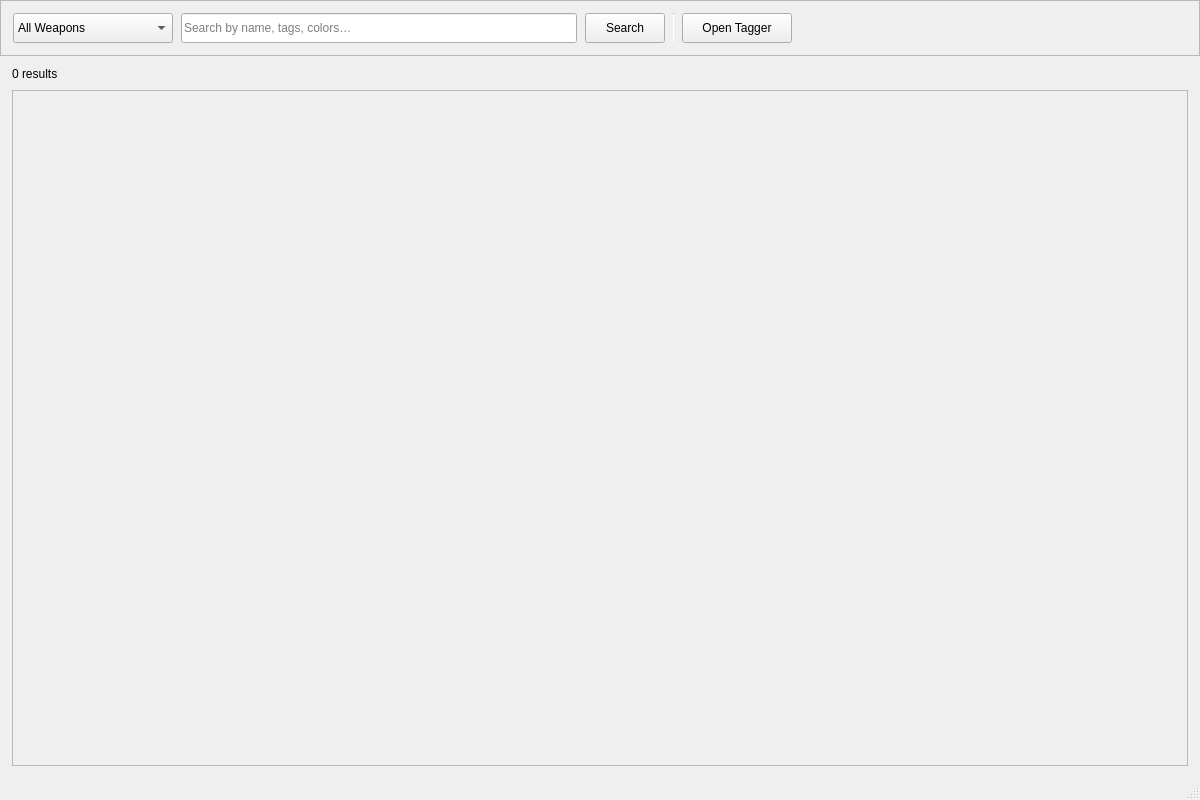
First picture: the form in application/ui_files/main_window.ui, repository EyesaiahOC/cs-skin-searcher, before the edit.
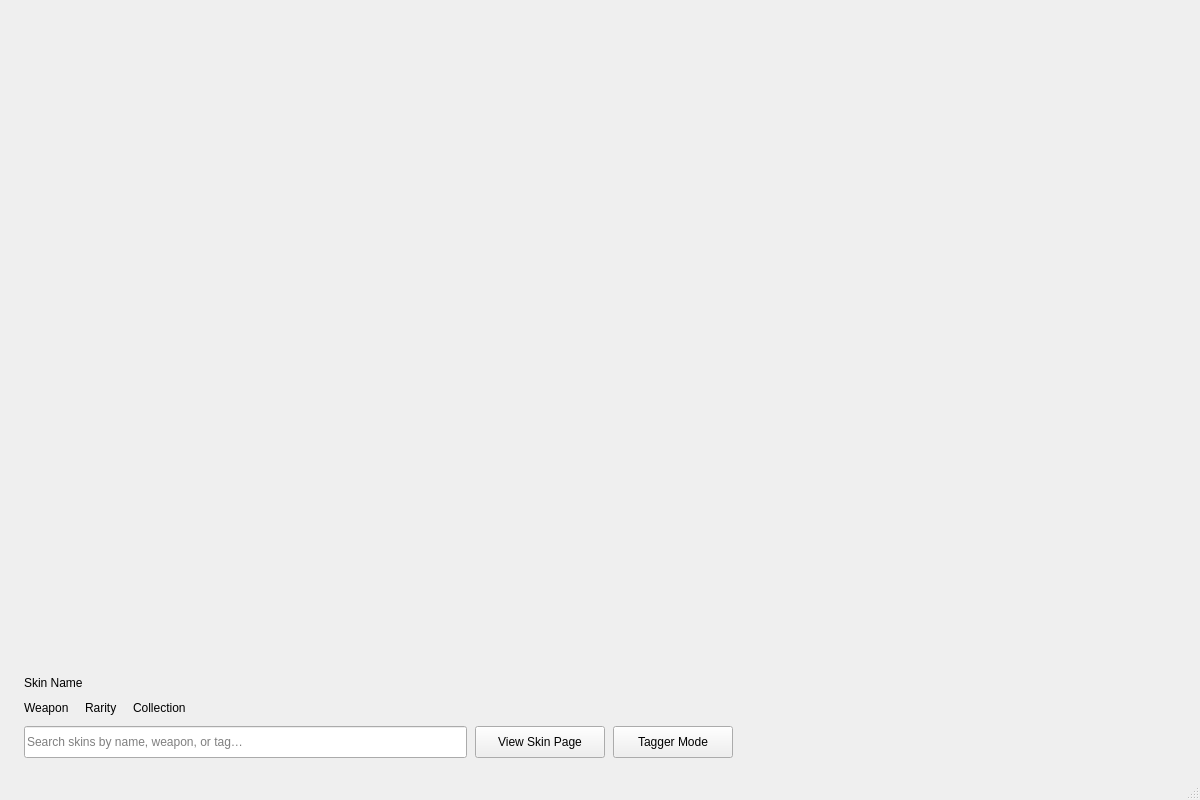
Second picture: the form after the edit.

Commit message: 4-page navigation shell + Home page (Task 5)

What changed in the file:
```diff
--- a/application/ui_files/main_window.ui
+++ b/application/ui_files/main_window.ui
@@ -30,157 +30,196 @@
     <property name="bottomMargin">
      <number>0</number>
     </property>
-    <item>
-     <widget class="QFrame" name="nav_bar">
-      <property name="minimumSize">
-       <size>
-        <width>0</width>
-        <height>56</height>
-       </size>
-      </property>
-      <property name="maximumSize">
-       <size>
-        <width>16777215</width>
-        <height>56</height>
-       </size>
-      </property>
-      <property name="frameShape">
-       <enum>QFrame::StyledPanel</enum>
-      </property>
-      <layout class="QHBoxLayout" name="navLayout">
-       <property name="leftMargin">
-        <number>12</number>
-       </property>
-       <property name="rightMargin">
-        <number>12</number>
-       </property>
-       <property name="spacing">
-        <number>8</number>
-       </property>
-       <item>
-        <widget class="QComboBox" name="weapon_type_combo">
-         <property name="minimumSize">
-          <size>
-           <width>160</width>
-           <height>30</height>
-          </size>
-         </property>
-         <item>
-          <property name="text">
-           <string>All Weapons</string>
-          </property>
-         </item>
-         <item>
-          <property name="text">
-           <string>AK-47</string>
-          </property>
-         </item>
-         <item>
-          <property name="text">
-           <string>AWP</string>
-          </property>
-         </item>
-         <item>
-          <property name="text">
-           <string>M4A4</string>
-          </property>
-         </item>
-         <item>
-          <property name="text">
-           <string>M4A1-S</string>
-          </property>
-         </item>
-         <item>
-          <property name="text">
-           <string>Desert Eagle</string>
-          </property>
-         </item>
-        </widget>
-       </item>
-       <item>
-        <widget class="QLineEdit" name="search_input">
-         <property name="minimumSize">
-          <size>
-           <width>320</width>
-           <height>30</height>
-          </size>
-         </property>
-         <property name="placeholderText">
-          <string>Search by name, tags, colors…</string>
-         </property>
-        </widget>
-       </item>
-       <item>
-        <widget class="QPushButton" name="search_btn">
-         <property name="text">
-          <string>Search</string>
-         </property>
-         <property name="minimumSize">
-          <size>
-           <width>80</width>
-           <height>30</height>
-          </size>
-         </property>
-        </widget>
-       </item>
-       <item>
-        <widget class="QFrame" name="nav_separator">
-         <property name="minimumSize">
-          <size>
-           <width>1</width>
-           <height>30</height>
-          </size>
-         </property>
-         <property name="maximumSize">
-          <size>
-           <width>1</width>
-           <height>30</height>
-          </size>
-         </property>
-         <property name="frameShape">
-          <enum>QFrame::VLine</enum>
-         </property>
-         <property name="frameShadow">
-          <enum>QFrame::Sunken</enum>
-         </property>
-        </widget>
-       </item>
-       <item>
-        <widget class="QPushButton" name="tagger_btn">
-         <property name="text">
-          <string>Open Tagger</string>
-         </property>
-         <property name="minimumSize">
-          <size>
-           <width>110</width>
-           <height>30</height>
-          </size>
-         </property>
-        </widget>
-       </item>
-       <item>
-        <spacer name="nav_spacer">
-         <property name="orientation">
-          <enum>Qt::Horizontal</enum>
-         </property>
-         <property name="sizeHint" stdset="0">
-          <size>
-           <width>40</width>
-           <height>20</height>
-          </size>
-         </property>
-        </spacer>
-       </item>
-      </layout>
-     </widget>
-    </item>
     <item>
      <widget class="QStackedWidget" name="pages">
       <property name="currentIndex">
        <number>0</number>
       </property>
 
-      <!-- Page 0: Search results tile grid -->
+      <!-- Page 0: Home -->
+      <widget class="QWidget" name="home_page">
+       <layout class="QVBoxLayout" name="homeLayout">
+        <property name="spacing">
+         <number>0</number>
+        </property>
+        <property name="leftMargin">
+         <number>0</number>
+        </property>
+        <property name="topMargin">
+         <number>0</number>
+        </property>
+        <property name="rightMargin">
+         <number>0</number>
+        </property>
+        <property name="bottomMargin">
+         <number>0</number>
+        </property>
+
+        <!-- Featured skin image — fills most of the vertical space -->
+        <item>
+         <widget class="QLabel" name="home_featured_image">
+          <property name="sizePolicy">
+           <sizepolicy hsizetype="Expanding" vsizetype="Expanding">
+            <horstretch>0</horstretch>
+            <verstretch>1</verstretch>
+           </sizepolicy>
+          </property>
+          <property name="minimumSize">
+           <size>
+            <width>0</width>
+            <height>300</height>
+           </size>
+          </property>
+          <property name="text">
+           <string/>
+          </property>
+          <property name="alignment">
+           <set>Qt::AlignCenter</set>
+          </property>
+         </widget>
+        </item>
+
+        <!-- Info panel: name, metadata, search + buttons -->
+        <item>
+         <widget class="QWidget" name="home_info_panel">
+          <layout class="QVBoxLayout" name="homeInfoLayout">
+           <property name="leftMargin">
+            <number>24</number>
+           </property>
+           <property name="topMargin">
+            <number>12</number>
+           </property>
+           <property name="rightMargin">
+            <number>24</number>
+           </property>
+           <property name="bottomMargin">
+            <number>20</number>
+           </property>
+           <property name="spacing">
+            <number>8</number>
+           </property>
+
+           <!-- Skin name -->
+           <item>
+            <widget class="QLabel" name="home_skin_name">
+             <property name="text">
+              <string>Skin Name</string>
+             </property>
+            </widget>
+           </item>
+
+           <!-- Weapon / Rarity / Collection -->
+           <item>
+            <layout class="QHBoxLayout" name="homeMetaLayout">
+             <property name="spacing">
+              <number>16</number>
+             </property>
+             <item>
+              <widget class="QLabel" name="home_weapon_label">
+               <property name="text">
+                <string>Weapon</string>
+               </property>
+              </widget>
+             </item>
+             <item>
+              <widget class="QLabel" name="home_rarity_label">
+               <property name="text">
+                <string>Rarity</string>
+               </property>
+              </widget>
+             </item>
+             <item>
+              <widget class="QLabel" name="home_collection_label">
+               <property name="text">
+                <string>Collection</string>
+               </property>
+              </widget>
+             </item>
+             <item>
+              <spacer name="homeMetaSpacer">
+               <property name="orientation">
+                <enum>Qt::Horizontal</enum>
+               </property>
+               <property name="sizeHint" stdset="0">
+                <size>
+                 <width>40</width>
+                 <height>20</height>
+                </size>
+               </property>
+              </spacer>
+             </item>
+            </layout>
+           </item>
+
+           <!-- Search bar + action buttons -->
+           <item>
+            <layout class="QHBoxLayout" name="homeActionsLayout">
+             <property name="spacing">
+              <number>8</number>
+             </property>
+             <item>
+              <widget class="QLineEdit" name="home_search_input">
+               <property name="minimumSize">
+                <size>
+                 <width>280</width>
+                 <height>32</height>
+                </size>
+               </property>
+               <property name="placeholderText">
+                <string>Search skins by name, weapon, or tag…</string>
+               </property>
+              </widget>
+             </item>
+             <item>
+              <widget class="QPushButton" name="home_view_skin_btn">
+               <property name="text">
+                <string>View Skin Page</string>
+               </property>
+               <property name="minimumSize">
+                <size>
+                 <width>130</width>
+                 <height>32</height>
+                </size>
+               </property>
+              </widget>
+             </item>
+             <item>
+              <widget class="QPushButton" name="home_tagger_btn">
+               <property name="text">
+                <string>Tagger Mode</string>
+               </property>
+               <property name="minimumSize">
+                <size>
+                 <width>120</width>
+                 <height>32</height>
+                </size>
+               </property>
+              </widget>
+             </item>
+             <item>
+              <spacer name="homeActionsSpacer">
+               <property name="orientation">
+                <enum>Qt::Horizontal</enum>
+               </property>
+               <property name="sizeHint" stdset="0">
+                <size>
+                 <width>40</width>
+                 <height>20</height>
+                </size>
+               </property>
+              </spacer>
+             </item>
+            </layout>
+           </item>
+
+          </layout>
+         </widget>
+        </item>
+
+       </layout>
+      </widget>
+
+      <!-- Page 1: Results Grid -->
       <widget class="QWidget" name="search_page">
        <layout class="QVBoxLayout" name="searchPageLayout">
         <property name="leftMargin">
@@ -200,6 +239,66 @@
         </property>
         <item>
          <layout class="QHBoxLayout" name="resultsHeaderLayout">
+          <property name="spacing">
+           <number>8</number>
+          </property>
+          <item>
+           <widget class="QPushButton" name="home_btn_1">
+            <property name="text">
+             <string>⌂</string>
+            </property>
+            <property name="maximumSize">
+             <size>
+              <width>36</width>
+              <height>36</height>
+             </size>
+            </property>
+            <property name="toolTip">
+             <string>Home</string>
+            </property>
+           </widget>
+          </item>
+          <item>
+           <widget class="QComboBox" name="weapon_type_combo">
+            <property name="minimumSize">
+             <size>
+              <width>140</width>
+              <height>30</height>
+             </size>
+            </property>
+            <item>
+             <property name="text">
+              <string>All Weapons</string>
+             </property>
+            </item>
+           </widget>
+          </item>
+          <item>
+           <widget class="QLineEdit" name="search_input">
+            <property name="minimumSize">
+             <size>
+              <width>240</width>
+              <height>30</height>
+             </size>
+            </property>
+            <property name="placeholderText">
+             <string>Search by weapon, name, or tag…</string>
+            </property>
+           </widget>
+          </item>
+          <item>
+           <widget class="QPushButton" name="search_btn">
+            <property name="text">
+             <string>Search</string>
+            </property>
+            <property name="minimumSize">
+             <size>
+              <width>70</width>
+              <height>30</height>
+             </size>
+            </property>
+           </widget>
+          </item>
           <item>
            <widget class="QLabel" name="results_count_label">
             <property name="text">
```
Left out of the diff: 134 changed lines with no effect on the pictures. The commit also changes 3 other files.
